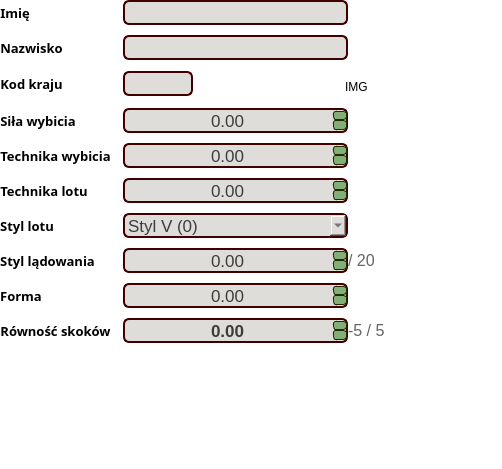
First picture: the form in source/UI/EditorWidgets/JumperEditorWidget.ui, repository SiekamCebule/sj-sim, before the edit.
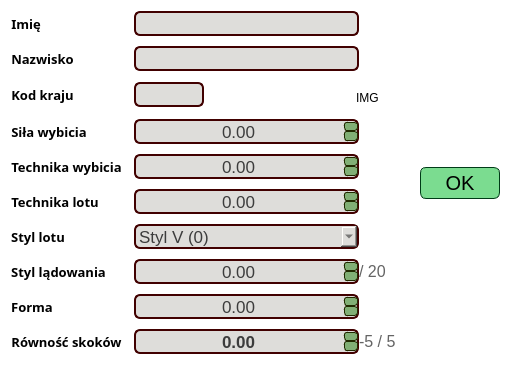
Second picture: the form after the edit.

Diff of the .ui file:
```diff
--- a/source/UI/EditorWidgets/JumperEditorWidget.ui
+++ b/source/UI/EditorWidgets/JumperEditorWidget.ui
@@ -6,8 +6,8 @@
    <rect>
     <x>0</x>
     <y>0</y>
-    <width>502</width>
-    <height>469</height>
+    <width>511</width>
+    <height>379</height>
    </rect>
   </property>
   <property name="windowTitle">
@@ -16,7 +16,8 @@
   <property name="styleSheet">
    <string notr="true">background: transparent;</string>
   </property>
-  <widget class="QWidget" name="">
+  <layout class="QVBoxLayout" name="verticalLayout_2">
+   <item>
    <layout class="QVBoxLayout" name="verticalLayout">
     <item>
      <layout class="QHBoxLayout" name="horizontalLayout">
@@ -951,6 +952,9 @@
             <property name="text">
              <string>-5 / 5</string>
             </property>
+             <property name="margin">
+              <number>2</number>
+             </property>
            </widget>
           </item>
          </layout>
@@ -1052,7 +1056,8 @@
      </spacer>
     </item>
    </layout>
-  </widget>
+   </item>
+  </layout>
  </widget>
  <resources/>
  <connections/>
```
Lines whose indentation alone changed are shown as unchanged.
